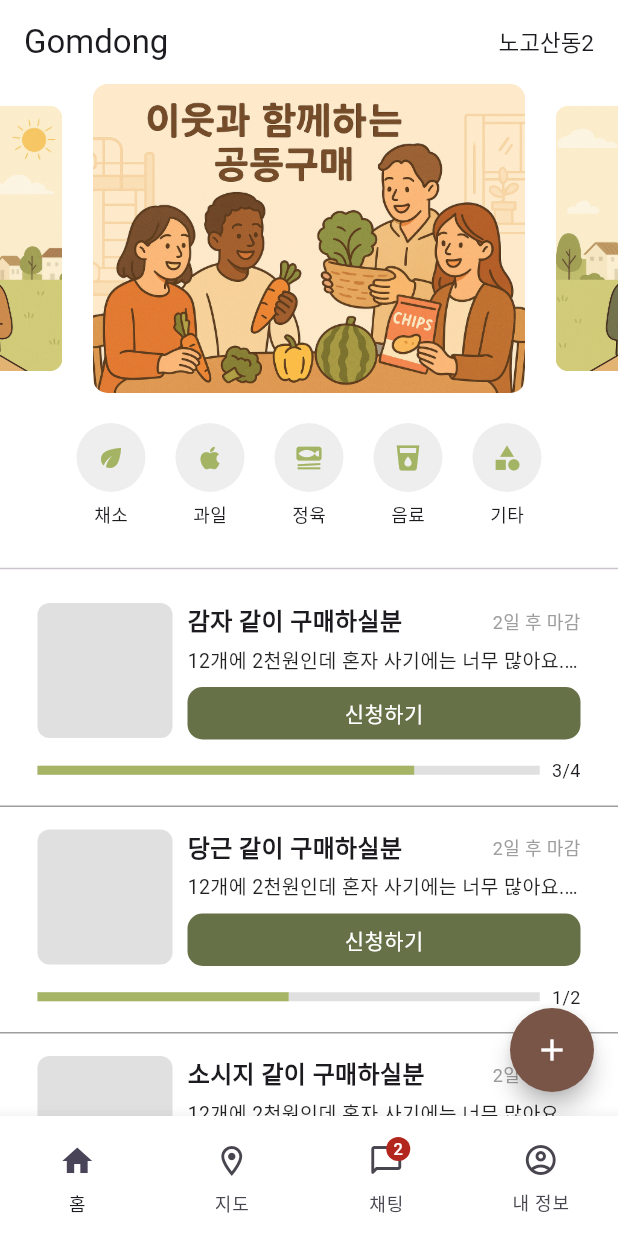
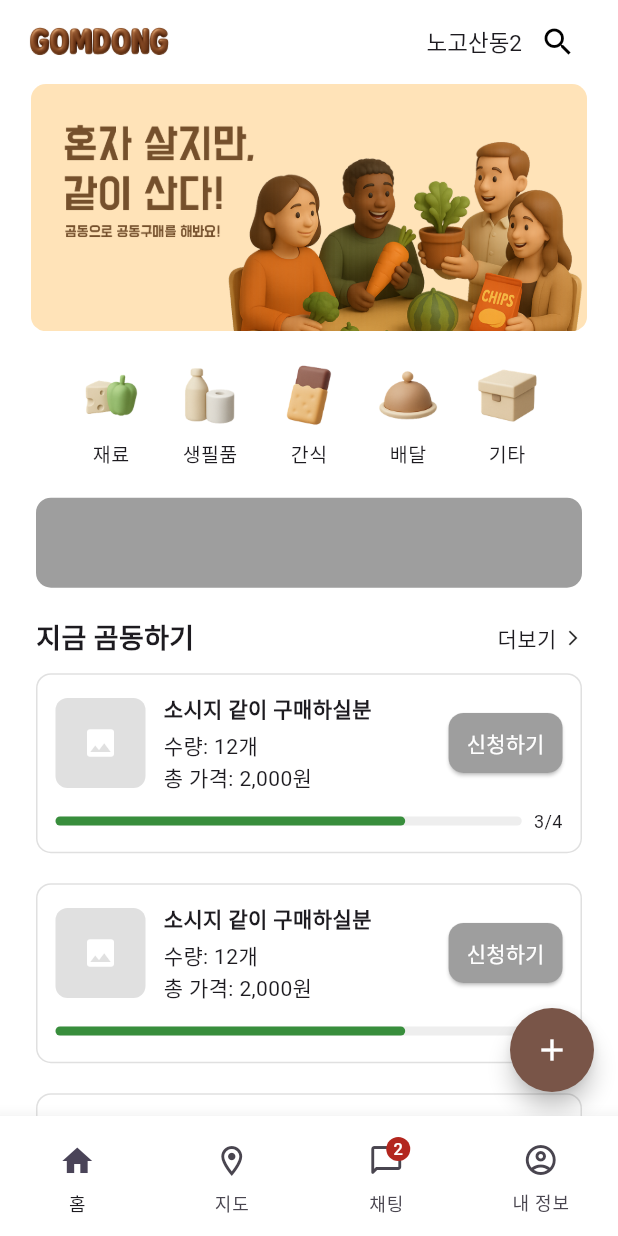
Before and after one commit to dldnlee/gomdong-app, a Flutter app: the screen it shows after launch, on a phone screen of 412 x 824 dp. Run offline on Flutter 3.47's test engine with Material 3 defaults, Android fonts, the phone set to English and light mode, and no system bars; drawn by our look-alikes of card_swiper; our stand-ins replace image_picker; missing offline and left inert: dart:ffi.

Commit message:
✨ feat(ListingItem, HomePage): Implement ListingItemModel and redesign UI ✨ feat(dummyData): Add dummy listing items ✨ feat(SearchPage): Add SearchPage scaffold 🎨 refactor(colors): Update color scheme ✨ feat(pubspec.yaml): Add assets for icons

```diff
--- a/lib/components/listing/ListingItem.dart
+++ b/lib/components/listing/ListingItem.dart
@@ -1,113 +1,78 @@
 import 'package:flutter/cupertino.dart';
 import 'package:flutter/material.dart';
-import 'package:gomdong/constants/colors.dart';
+import 'package:gomdong/models/list_item_model.dart';
 
 class ListingItem extends StatelessWidget {
-  final String title;
-  final String description;
-  final String timeLeft;
-  final int maxParticipants;
-  final int currentParticipants;
+  final ListingItemModel listingItem;
 
   const ListingItem({
     super.key,
-    required this.title,
-    required this.description,
-    required this.timeLeft,
-    required this.maxParticipants,
-    required this.currentParticipants,
+    required this.listingItem,
   });
 
   @override
   Widget build(BuildContext context) {
     return Container(
-      padding: const EdgeInsets.symmetric(horizontal: 25, vertical: 15),
-      decoration: const BoxDecoration(
-        border: Border(bottom: BorderSide(width: 1, color: Colors.grey)),
+      padding: EdgeInsets.all(12),
+      decoration: BoxDecoration(
+        borderRadius: BorderRadius.circular(10),
+        border: Border.all(color: Colors.grey.shade300),
       ),
       child: Column(
-        crossAxisAlignment: CrossAxisAlignment.start,
         children: [
           Row(
-            crossAxisAlignment: CrossAxisAlignment.start,
             children: [
               Container(
-                height: 90,
-                width: 90,
+                width: 60,
+                height: 60,
                 decoration: BoxDecoration(
-                  color: Colors.grey[300],
+                  color: Colors.grey.shade300,
                   borderRadius: BorderRadius.circular(8),
                 ),
+                child: Icon(Icons.image, color: Colors.white),
               ),
-              const SizedBox(width: 10),
+              SizedBox(width: 12),
               Expanded(
                 child: Column(
                   crossAxisAlignment: CrossAxisAlignment.start,
                   children: [
-                    Row(
-                      mainAxisAlignment: MainAxisAlignment.spaceBetween,
-                      children: [
-                        Text(
-                          title,
-                          style: TextStyle(fontWeight: FontWeight.bold, fontSize: 16),
-                        ),
-                        Text(
-                          timeLeft,
-                          style: TextStyle(color: Colors.grey, fontSize: 12),
-                        ),
-                      ],
-                    ),
-                    const SizedBox(height: 4),
-                    Text(
-                      description,
-                      style: TextStyle(fontSize: 13, color: Colors.black87),
-                      overflow: TextOverflow.ellipsis,
-                    ),
-                    const SizedBox(height: 8),
-                    Material(
-                      color: AppColors.primary,
-                      borderRadius: BorderRadius.circular(10),
-                      child: InkWell(
-                        onTap: () {
-                          print("Hello");
-                        },
-                        splashColor: AppColors.secondary,
-                        highlightColor: AppColors.secondary,
-                        borderRadius: BorderRadius.circular(10),
-                        // borderRadius: BorderRadius.circular(8),
-                        child: SizedBox(
-                          height: 35,
-                          width: double.infinity,
-                          child: Center(
-                            child: const Text(
-                              '신청하기', style: TextStyle(color: Colors.white),
-
-                            ),
-                          ),
-                        ),
-                      ),
-                    ),
+                    Text(listingItem.title, style: TextStyle(fontWeight: FontWeight.bold)),
+                    SizedBox(height: 4),
+                    Text(listingItem.totalCount.toString()),
+                    Text(listingItem.totalPrice.toString()),
                   ],
                 ),
               ),
+              ElevatedButton(
+                onPressed: () {
+                  // 신청하기 액션
+                },
+                style: ElevatedButton.styleFrom(
+                    backgroundColor: Colors.grey,
+                    foregroundColor: Colors.white,
+                    padding: EdgeInsets.symmetric(horizontal: 12, vertical: 8),
+                    shape: RoundedRectangleBorder(
+                      borderRadius: BorderRadius.circular(10),
+                    )
+                ),
+                child: Text("신청하기"),
+              )
             ],
           ),
-          const SizedBox(height: 12),
+          SizedBox(height: 10),
           Row(
             children: [
               Expanded(
                 child: LinearProgressIndicator(
-                  value: currentParticipants / maxParticipants,
-                  backgroundColor: Colors.grey[300],
-                  valueColor: AlwaysStoppedAnimation<Color>(AppColors.secondary),
+                  value: listingItem.currentParticipants / listingItem.maxParticipants,
+                  backgroundColor: Colors.grey.shade200,
+                  color: Colors.green.shade700,
                   minHeight: 6,
+                  borderRadius: BorderRadius.circular(3),
                 ),
               ),
-              const SizedBox(width: 8),
-              Text(
-                '$currentParticipants/$maxParticipants',
-                style: TextStyle(fontSize: 12),
-              ),
+              SizedBox(width: 8),
+              Text("$listingItem.currentParticipants/$listingItem.maxParticipants", style: TextStyle(fontSize: 12)),
             ],
           )
         ],
--- a/lib/constants/colors.dart
+++ b/lib/constants/colors.dart
@@ -1,9 +1,9 @@
 import 'package:flutter/material.dart';
 
 class AppColors {
+  // static const primary = Color.fromRGBO(102, 113, 72, 1);
   static const primary = Color.fromRGBO(102, 113, 72, 1);
   static const secondary = Color.fromRGBO(166, 181, 101, 1);
   static const tertiary = Color.fromRGBO(250, 199, 71, 1);
-// Add more as needed...
 
 }
--- /dev/null
+++ b/lib/constants/dummyData.dart
@@ -0,0 +1,66 @@
+
+class DummyData {
+  static const listingDummyItems = [
+    {
+      "itemId": "12398nasd",
+      "title": "소시지 같이 구매하실분",
+      "desc": "12개에 2천원인데 혼자 사기에는 너무 많아요. 같이 구매하실분..",
+      "createdAt" : "",
+      "maxParticipants": 4,
+      "currentParticipants": 3,
+      "totalPrice" : 2000,
+      "totalCount" : 12,
+    },
+    {
+      "itemId": "12398nssd",
+      "title": "소시지 같이 구매하실분",
+      "desc": "12개에 2천원인데 혼자 사기에는 너무 많아요. 같이 구매하실분..",
+      "createdAt" : "",
+      "maxParticipants": 4,
+      "currentParticipants": 3,
+      "totalPrice" : 2000,
+      "totalCount" : 12,
+    },
+    {
+      "itemId": "12398nsszxcd",
+      "title": "소시지 같이 구매하실분",
+      "desc": "12개에 2천원인데 혼자 사기에는 너무 많아요. 같이 구매하실분..",
+      "createdAt" : "",
+      "maxParticipants": 4,
+      "currentParticipants": 3,
+      "totalPrice" : 2000,
+      "totalCount" : 12,
+    },
+    {
+      "itemId": "12398nasfassd",
+      "title": "소시지 같이 구매하실분",
+      "desc": "12개에 2천원인데 혼자 사기에는 너무 많아요. 같이 구매하실분..",
+      "createdAt" : "",
+      "maxParticipants": 4,
+      "currentParticipants": 3,
+      "totalPrice" : 2000,
+      "totalCount" : 12,
+    },
+    {
+      "itemId": "12398nasdsd",
+      "title": "소시지 같이 구매하실분",
+      "desc": "12개에 2천원인데 혼자 사기에는 너무 많아요. 같이 구매하실분..",
+      "createdAt" : "",
+      "maxParticipants": 4,
+      "currentParticipants": 3,
+      "totalPrice" : 2000,
+      "totalCount" : 12,
+    },
+    {
+      "itemId": "12398nasdsd",
+      "title": "소시지 같이 구매하실분",
+      "desc": "12개에 2천원인데 혼자 사기에는 너무 많아요. 같이 구매하실분..",
+      "createdAt" : "",
+      "maxParticipants": 4,
+      "currentParticipants": 3,
+      "totalPrice" : 2000,
+      "totalCount" : 12,
+    },
+  ];
+
+}
--- a/lib/pages/home/HomePage.dart
+++ b/lib/pages/home/HomePage.dart
@@ -2,9 +2,9 @@ import 'package:card_swiper/card_swiper.dart';
 import 'package:flutter/cupertino.dart';
 import 'package:flutter/material.dart';
 import 'package:flutter/rendering.dart';
-import 'package:gomdong/components/listing/ListingItem.dart';
+import 'package:gomdong/constants/dummyData.dart';
 import 'package:gomdong/pages/create/CreateListingPage.dart';
-import 'package:gomdong/pages/detail/DetailPage.dart';
+import 'package:gomdong/pages/search/SearchPage.dart';
 
 class HomePage extends StatelessWidget {
   const HomePage({super.key});
@@ -16,11 +16,20 @@ class HomePage extends StatelessWidget {
         backgroundColor: Colors.white,
         leadingWidth: 100,
         title: Row(
-          mainAxisAlignment: MainAxisAlignment.spaceBetween,
           children: [
-            Text("Gomdong"),
-            Text("노고산동2", style: TextStyle(fontSize: 15))
-          ]
+            Image.asset("assets/icons/gomdong_text_logo.png", height: 100, fit: BoxFit.contain,),
+            Spacer(),
+            Text("노고산동2", style: TextStyle(fontSize: 15)),
+            IconButton(
+              icon: Icon(Icons.search, color: Colors.black),
+              onPressed: () {
+                Navigator.push(
+                  context,
+                  MaterialPageRoute(builder: (context) => const SearchPage()),
+                );
+              },
+            ),
+          ],
         ),
       ),
       backgroundColor: Colors.white,
@@ -29,7 +38,7 @@ class HomePage extends StatelessWidget {
           children: [
             _buildHomeBanner(context),
             _buildCategories(context),
-            Divider(),
+            _buildHomeAdBanner(context),
             _buildListings(context)
           ]
         ),
@@ -49,7 +58,7 @@ class HomePage extends StatelessWidget {
   }
 
   Widget _buildCategories(BuildContext context) {
-    final categories = ['채소', '과일', '정육', '음료', '기타'];
+    final categories = ['재료', '생필품', '간식', '배달', '기타'];
 
     return Padding(
       padding: const EdgeInsets.symmetric(vertical: 20),
@@ -67,16 +76,12 @@ class HomePage extends StatelessWidget {
                 },
                 child: CircleAvatar(
                   radius: 23,
-                  backgroundColor: Colors.grey[200],
-                  child: Icon(
-                    _getCategoryIcon(category),
-                    color: Color.fromRGBO(164, 180, 101, 1),
-                    size: 20,
-                  ),
+                  backgroundColor: Colors.transparent,
+                  child: _getCategoryIcon(category),
                 ),
               ),
               SizedBox(height: 6),
-              Text(category, style: TextStyle(fontSize: 12)),
+              Text(category, style: TextStyle(fontSize: 13)),
             ],
 
           );
@@ -85,93 +90,148 @@ class HomePage extends StatelessWidget {
     );
   }
 
-  IconData _getCategoryIcon(String category) {
+  Widget _getCategoryIcon(String category) {
+    String assetName;
     switch (category) {
-      case '채소':
-        return Icons.eco;
-      case '과일':
-        return Icons.apple;
-      case '정육':
-        return Icons.set_meal;
-      case '음료':
-        return Icons.local_drink;
+      case '재료':
+        assetName = 'assets/icons/ingredients.png';
+        break;
+      case '생필품':
+        assetName = 'assets/icons/necessities.png';
+        break;
+      case '간식':
+        assetName = 'assets/icons/snacks.png';
+        break;
+      case '배달':
+        assetName = 'assets/icons/delivery.png';
+        break;
       default:
-        return Icons.category;
+        assetName = 'assets/icons/others.png';
+        break;
     }
+
+    return Image.asset(
+      assetName,
+      width: 45,
+      height: 45,
+    );
   }
 
   Widget _buildListings(BuildContext context) {
-    final dummyItems = [
-      {
-        "title": "감자 같이 구매하실분",
-        "desc": "12개에 2천원인데 혼자 사기에는 너무 많아요. 같이 구매하실분..",
-        "timeLeft": "2일 후 마감",
-        "maxParticipants": 4,
-        "currentParticipants": 3
-      },
-      {
-        "title": "당근 같이 구매하실분",
-        "desc": "12개에 2천원인데 혼자 사기에는 너무 많아요. 같이 구매하실분..",
-        "timeLeft": "2일 후 마감",
-        "maxParticipants": 2,
-        "currentParticipants": 1
-      },
-      {
-        "title": "소시지 같이 구매하실분",
-        "desc": "12개에 2천원인데 혼자 사기에는 너무 많아요. 같이 구매하실분..",
-        "timeLeft": "2일 후 마감",
-        "maxParticipants": 4,
-        "currentParticipants": 3
-      },
-      {
-        "title": "소시지 같이 구매하실분",
-        "desc": "12개에 2천원인데 혼자 사기에는 너무 많아요. 같이 구매하실분..",
-        "timeLeft": "2일 후 마감",
-        "maxParticipants": 4,
-        "currentParticipants": 3
-      },
-      {
-        "title": "소시지 같이 구매하실분",
-        "desc": "12개에 2천원인데 혼자 사기에는 너무 많아요. 같이 구매하실분..",
-        "timeLeft": "2일 후 마감",
-        "maxParticipants": 4,
-        "currentParticipants": 3
-      },
-      {
-        "title": "소시지 같이 구매하실분",
-        "desc": "12개에 2천원인데 혼자 사기에는 너무 많아요. 같이 구매하실분..",
-        "timeLeft": "2일 후 마감",
-        "maxParticipants": 4,
-        "currentParticipants": 3
-      },
-    ];
+    final dummyItems = DummyData.listingDummyItems;
 
     return Column(
-      children: dummyItems.map((item) {
-        return GestureDetector(
-          onTap: () {
-            Navigator.push(
-              context,
-              MaterialPageRoute(
-                builder: (context) => DetailPage(
-                  title: item["title"] as String,
-                  description: item["desc"] as String,
-                  timeLeft: item["timeLeft"] as String,
-                  maxParticipants: item["maxParticipants"] as int,
-                  currentParticipants: item["currentParticipants"] as int,
+      crossAxisAlignment: CrossAxisAlignment.start,
+      children: [
+        Padding(
+          padding: const EdgeInsets.only(left: 24, right: 24, top: 20),
+          child: Row(
+            mainAxisAlignment: MainAxisAlignment.spaceBetween,
+            crossAxisAlignment: CrossAxisAlignment.center,
+            children: [
+              Text("지금 곰동하기", style: TextStyle(fontWeight: FontWeight.w900, fontSize: 18),),
+              Row(
+                crossAxisAlignment: CrossAxisAlignment.center,
+                children: [
+                  GestureDetector(
+                    child: Text("더보기"),
+                  ),
+                  SizedBox(width: 5,),
+                  Icon(Icons.arrow_forward_ios_outlined, size: 12,)
+                ],
+              )
+            ],
+          ),
+        ),
+        Column(
+          children: dummyItems.map((item) {
+            return Padding(
+              padding: const EdgeInsets.symmetric(horizontal: 24.0, vertical: 10),
+              child: Container(
+                padding: EdgeInsets.all(12),
+                decoration: BoxDecoration(
+                  borderRadius: BorderRadius.circular(10),
+                  border: Border.all(color: Colors.grey.shade300),
+                ),
+                child: Column(
+                  children: [
+                    Row(
+                      children: [
+                        Container(
+                          width: 60,
+                          height: 60,
+                          decoration: BoxDecoration(
+                            color: Colors.grey.shade300,
+                            borderRadius: BorderRadius.circular(8),
+                          ),
+                          child: Icon(Icons.image, color: Colors.white),
+                        ),
+                        SizedBox(width: 12),
+                        Expanded(
+                          child: Column(
+                            crossAxisAlignment: CrossAxisAlignment.start,
+                            children: [
+                              Text(item["title"] as String, style: TextStyle(fontWeight: FontWeight.bold)),
+                              SizedBox(height: 4),
+                              Text("수량: 12개"),
+                              Text("총 가격: 2,000원"),
+                            ],
+                          ),
+                        ),
+                        ElevatedButton(
+                          onPressed: () {
+                            // 신청하기 액션
+                          },
+                          style: ElevatedButton.styleFrom(
+                            backgroundColor: Colors.grey,
+                            foregroundColor: Colors.white,
+                            padding: EdgeInsets.symmetric(horizontal: 12, vertical: 8),
+                            shape: RoundedRectangleBorder(
+                              borderRadius: BorderRadius.circular(10),
+                            )
+                          ),
+                          child: Text("신청하기"),
+                        )
+                      ],
+                    ),
+                    SizedBox(height: 10),
+                    Row(
+                      children: [
+                        Expanded(
+                          child: LinearProgressIndicator(
+                            value: (item["currentParticipants"] as int) / (item["maxParticipants"] as int),
+                            backgroundColor: Colors.grey.shade200,
+                            color: Colors.green.shade700,
+                            minHeight: 6,
+                            borderRadius: BorderRadius.circular(3),
+                          ),
+                        ),
+                        SizedBox(width: 8),
+                        Text("${item["currentParticipants"]}/${item["maxParticipants"]}", style: TextStyle(fontSize: 12)),
+                      ],
+                    )
+                  ],
                 ),
               ),
             );
-          },
-          child: ListingItem(
-            title: item["title"] as String,
-            description: item["desc"] as String,
-            timeLeft: item["timeLeft"] as String,
-            maxParticipants: item["maxParticipants"] as int,
-            currentParticipants: item["currentParticipants"] as int,
+          }).toList(),
+        ),
+      ],
+    );
+  }
+
+  Widget _buildHomeAdBanner(BuildContext context) {
+    return Padding(
+      padding: const EdgeInsets.symmetric(horizontal: 24, ),
+      child: (
+        Container(
+          height: 60,
+          decoration: BoxDecoration(
+            color: Colors.grey,
+            borderRadius: BorderRadius.circular(10)
           ),
-        );
-      }).toList(),
+        )
+      ),
     );
   }
 
@@ -181,10 +241,11 @@ class HomePage extends StatelessWidget {
       "banner_0","banner_1"
     ];
     return AspectRatio(
-      aspectRatio: 2,
+      aspectRatio: 2.5,
       child: (
         Swiper(
           itemCount: banners.length,
+          autoplay: true,
           itemBuilder: (BuildContext context, int index){
             return ClipRRect(
               borderRadius: BorderRadius.circular(10),
@@ -195,8 +256,8 @@ class HomePage extends StatelessWidget {
               ),
             );
           },
-          viewportFraction: .7,
-          scale: 0.86,
+          viewportFraction: .9,
+          scale: 0.80,
         )
       ),
     );
--- a/pubspec.yaml
+++ b/pubspec.yaml
@@ -56,6 +56,7 @@ flutter:
   assets:
     - assets/images/
     - assets/images/banners/
+    - assets/icons/
 
   # The following line ensures that the Material Icons font is
   # included with your application, so that you can use the icons in
```
Also changed, not shown: lib/models/list_item_model.dart (added, +75 -0 lines), lib/pages/search/SearchPage.dart (added, +39 -0 lines), assets/icons/delivery.png (added), assets/icons/gomdong_text_logo.png (added), assets/icons/ingredients.png (added), assets/icons/necessities.png (added), assets/icons/others.png (added), assets/icons/snacks.png (added), assets/images/banners/banner_0.png, assets/images/banners/banner_1.png, 2 other files.
